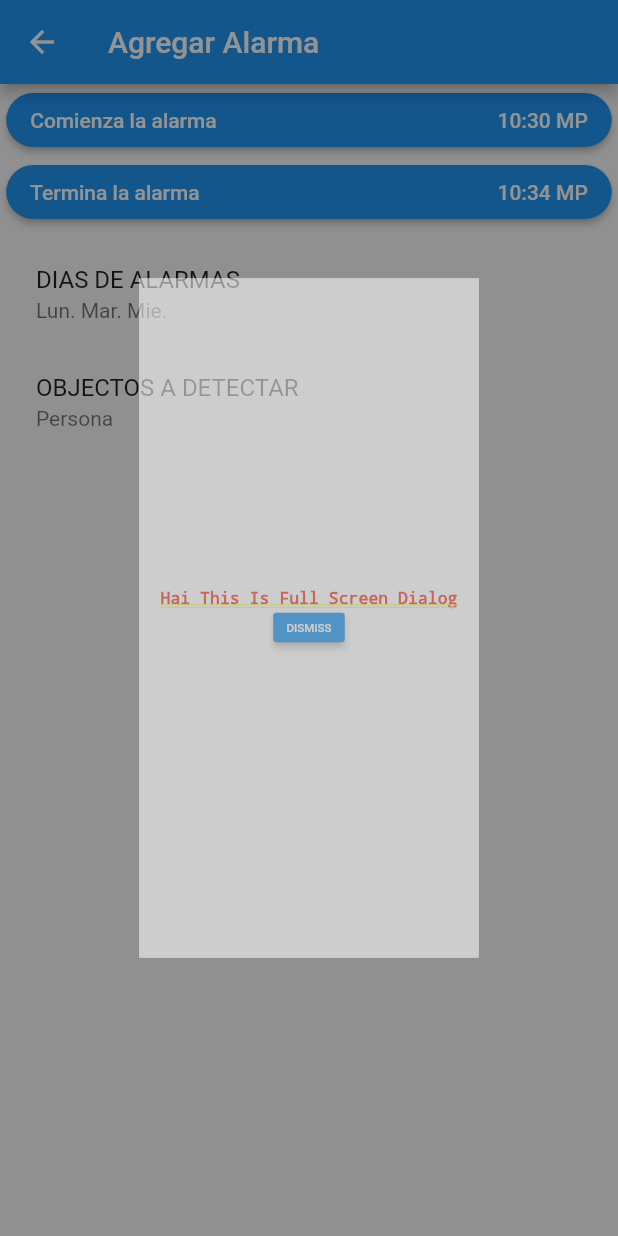
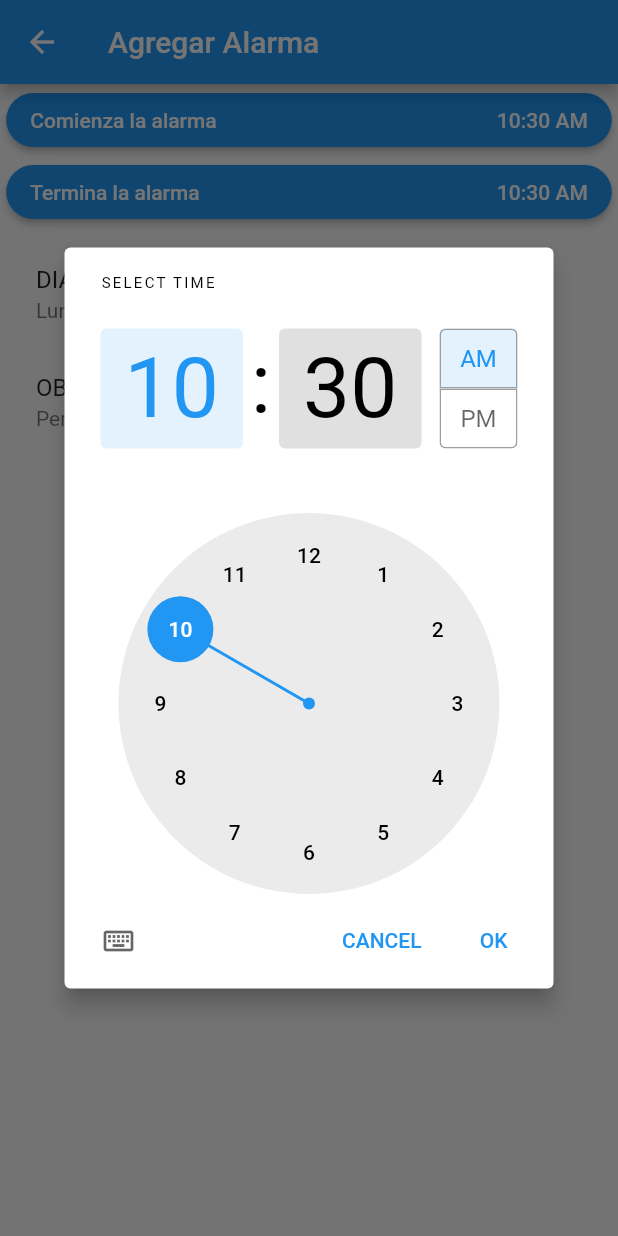
Before and after one commit to Gabrieltrinidad0101/cameraIA, a Flutter app: the AddOrEditAlarm screen opened by its route, after a tap on "Comienza la alarma", on a phone screen of 412 x 824 dp. Run offline on Flutter 3.47's test engine with Material 2 defaults, Android fonts, the light colour scheme and no system bars; our stand-ins replace flutter_secure_storage, flutter_time_picker_spinner, socket_io_client; missing offline and left inert: dart:ffi, flutter_barcode_scanner; accounts and stored records are empty.

Commit message:
add new clock

```diff
--- a/frontend/lib/screens/addOrEditAlarm/addOrEditAlarm.dart
+++ b/frontend/lib/screens/addOrEditAlarm/addOrEditAlarm.dart
@@ -1,7 +1,7 @@
 import 'package:flutter/material.dart';
-import 'package:flutter_time_picker_spinner/flutter_time_picker_spinner.dart';
 import 'package:frontend/screens/addOrEditAlarm/addOrEditAlarmController.dart';
 import 'package:frontend/widgets/buttons/timeButton.dart';
+import 'package:flutter_time_picker_spinner/flutter_time_picker_spinner.dart';
 
 class AddOrEditAlarm extends StatefulWidget {
   const AddOrEditAlarm({Key? key}) : super(key: key);
@@ -12,8 +12,11 @@ class AddOrEditAlarm extends StatefulWidget {
 
 class _AddOrEditAlarmState extends State<AddOrEditAlarm> {
   String appBarTitle = "Agregar Alarma";
+  TimeOfDay? timeStart;
+  TimeOfDay? timeEnd;
   AddOrEditAlarmController addOrEditAlarmController =
       AddOrEditAlarmController();
+  DateTime _dateTime = DateTime.now();
   @override
   Widget build(BuildContext context) {
     return Scaffold(
@@ -24,12 +27,24 @@ class _AddOrEditAlarmState extends State<AddOrEditAlarm> {
         children: [
           TimeButton(
               name: "Comienza la alarma",
-              time: "10:30 MP",
-              onPressed: () {
-                _showDialog();
+              time: addOrEditAlarmController.processTime(timeStart, context),
+              onPressed: () async {
+                TimeOfDay? t =
+                    await addOrEditAlarmController.clock(timeStart, context);
+                setState(() {
+                  timeStart = t;
+                });
               }),
           TimeButton(
-              name: "Termina la alarma", time: "10:34 MP", onPressed: () {}),
+              name: "Termina la alarma",
+              time: addOrEditAlarmController.processTime(timeEnd, context),
+              onPressed: () async {
+                TimeOfDay? t =
+                    await addOrEditAlarmController.clock(timeEnd, context);
+                setState(() {
+                  timeEnd = t;
+                });
+              }),
           Options()
         ],
       ),
@@ -62,87 +77,4 @@ class _AddOrEditAlarmState extends State<AddOrEditAlarm> {
       ),
     );
   }
-
-  void _showDialog() {
-    showGeneralDialog(
-      context: context,
-      barrierDismissible: false,
-      transitionDuration: Duration(milliseconds: 2000),
-      transitionBuilder: (context, animation, secondaryAnimation, child) {
-        return FadeTransition(
-          opacity: animation,
-          child: ScaleTransition(
-            scale: animation,
-            child: child,
-          ),
-        );
-      },
-      pageBuilder: (context, animation, secondaryAnimation) {
-        return SafeArea(
-          child: Container(
-            width: MediaQuery.of(context).size.width,
-            height: MediaQuery.of(context).size.height,
-            padding: EdgeInsets.all(20),
-            color: Colors.white,
-            child: Center(
-              child:Column(
-                 mainAxisSize: MainAxisSize.min,
-              children:<Widget> [
-                Text('Hai This Is Full Screen Dialog', style: TextStyle(color: Colors.red, fontSize: 20.0),),
-                ElevatedButton(
-                  onPressed: () {
-                    Navigator.of(context).pop();
-                  },
-                  child: Text("DISMISS",
-                    style: TextStyle(color: Colors.white),
-                  ),
-                )
-              ],
-            ),
-            ),
-          ),
-        );
-      },
-    );
-  }
-  }
-
-  Padding CardClock() {
-    return Padding(
-      padding: const EdgeInsets.all(8.0),
-      child: Card(
-        elevation: 12,
-        child: Padding(
-          padding: const EdgeInsets.symmetric(horizontal: 5),
-          child: Column(
-            crossAxisAlignment: CrossAxisAlignment.start,
-            children: [
-              const Text(
-                "Hora de inicio",
-                style: TextStyle(
-                  fontSize: 25,
-                  fontWeight: FontWeight.w700,
-                ),
-              ),
-              Clock(),
-            ],
-          ),
-        ),
-      ),
-    );
-  }
-
-  Widget Clock() {
-    return TimePickerSpinner(
-      is24HourMode: false,
-      normalTextStyle: TextStyle(fontSize: 24),
-      highlightedTextStyle: TextStyle(fontSize: 24),
-      spacing: 50,
-      itemHeight: 80,
-      isForce2Digits: true,
-      onTimeChange: (time) {
-        setState(() {});
-      },
-    );
-  }
 }
--- a/frontend/lib/screens/addOrEditAlarm/addOrEditAlarmController.dart
+++ b/frontend/lib/screens/addOrEditAlarm/addOrEditAlarmController.dart
@@ -1,5 +1,6 @@
 import 'package:flutter/cupertino.dart';
-import 'package:flutter/material.dart' show Navigator;
+import 'package:flutter/material.dart';
+import 'package:frontend/screens/clock/clock.dart';
 
 class AddOrEditAlarmController {
   go(context, name) {
@@ -13,4 +14,16 @@ class AddOrEditAlarmController {
   goToObjectToDetect(context) {
     go(context, "/objectToDetect");
   }
+
+  String processTime(TimeOfDay? time, context) {
+    return time?.format(context) ?? TimeOfDay.now().format(context);
+  }
+
+  Future<TimeOfDay?> clock(TimeOfDay? initialTime, context) async {
+    final TimeOfDay? time = await showTimePicker(
+      context: context,
+      initialTime: initialTime ?? TimeOfDay.now(),
+    );
+    return time;
+  }
 }
--- /dev/null
+++ b/frontend/lib/screens/clock/clockController.dart
@@ -0,0 +1 @@
+class ClockController {}
```
Also changed, not shown: frontend/lib/screens/clock/clock.dart (added, +51 -0 lines), 2 other files.
